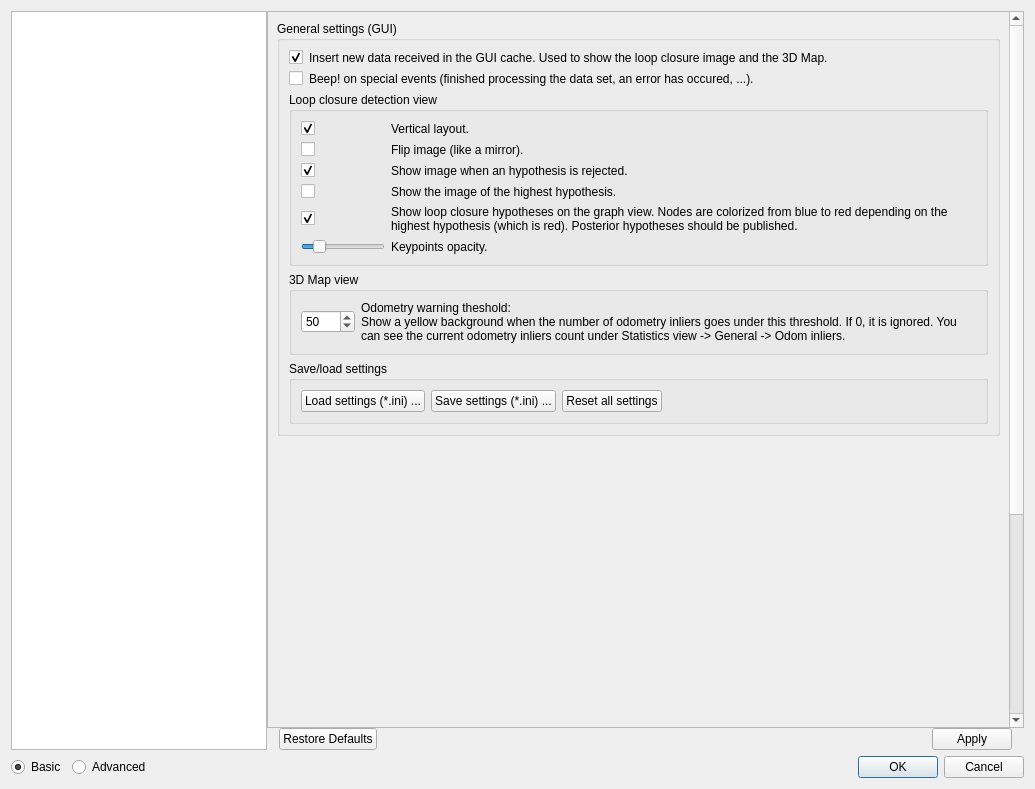
First picture: the form in guilib/src/ui/preferencesDialog.ui, repository introlab/rtabmap, before the edit.
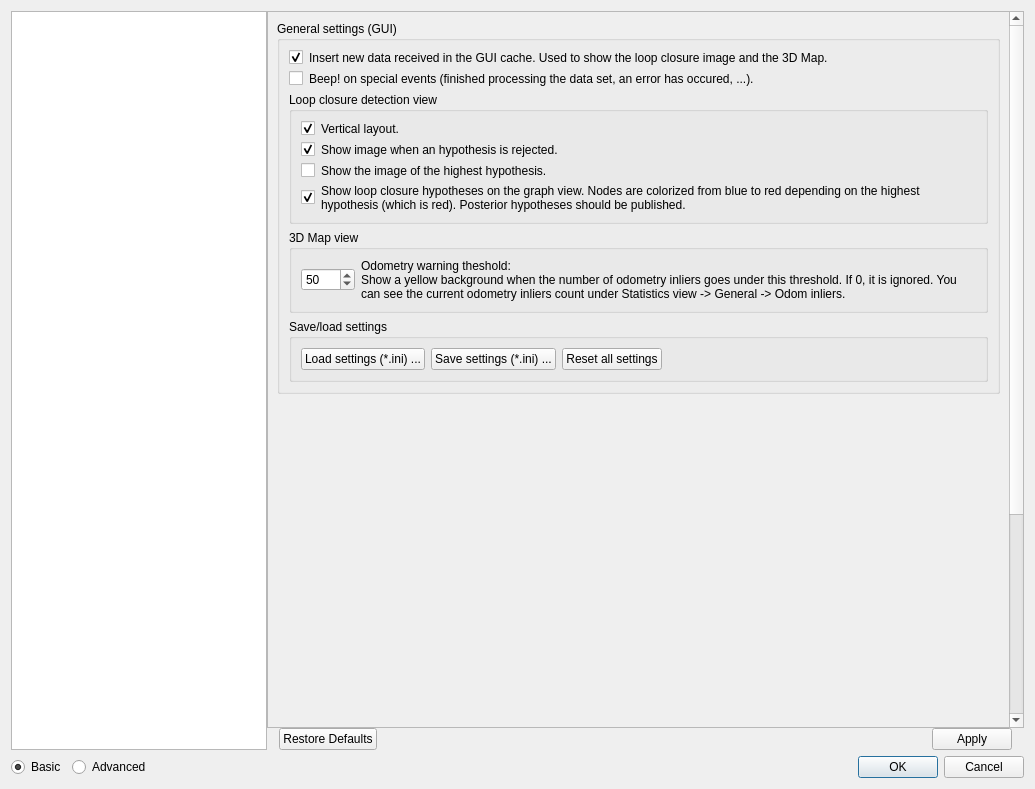
Second picture: the form after the edit. The open tabs and pages were chosen to show the change. Icons and pictures are not drawn. Custom widgets are drawn as their Qt base class.

Commit message: GUI: Optimized odometry display GUI: moved alpha parameter into ImageView object

```diff
--- a/guilib/src/ui/preferencesDialog.ui
+++ b/guilib/src/ui/preferencesDialog.ui
@@ -143,7 +143,7 @@
                        <string>Loop closure detection view</string>
                       </property>
                       <layout class="QGridLayout" name="gridLayout_31" columnstretch="0,1">
-                       <item row="2" column="0">
+                       <item row="1" column="0">
                         <widget class="QCheckBox" name="checkBox_imageRejectedShown">
                          <property name="text">
                           <string/>
@@ -153,7 +153,7 @@
                          </property>
                         </widget>
                        </item>
-                       <item row="3" column="1">
+                       <item row="2" column="1">
                         <widget class="QLabel" name="label_105">
                          <property name="text">
                           <string>Show the image of the highest hypothesis.</string>
@@ -163,7 +163,7 @@
                          </property>
                         </widget>
                        </item>
-                       <item row="3" column="0">
+                       <item row="2" column="0">
                         <widget class="QCheckBox" name="checkBox_imageHighestHypShown">
                          <property name="text">
                           <string/>
@@ -174,32 +174,6 @@
                         </widget>
                        </item>
                        <item row="1" column="1">
-                        <widget class="QLabel" name="label_80">
-                         <property name="text">
-                          <string>Flip image (like a mirror).</string>
-                         </property>
-                         <property name="wordWrap">
-                          <bool>false</bool>
-                         </property>
-                        </widget>
-                       </item>
-                       <item row="5" column="0">
-                        <widget class="QSlider" name="horizontalSlider_keypointsOpacity">
-                         <property name="minimum">
-                          <number>0</number>
-                         </property>
-                         <property name="maximum">
-                          <number>100</number>
-                         </property>
-                         <property name="sliderPosition">
-                          <number>16</number>
-                         </property>
-                         <property name="orientation">
-                          <enum>Qt::Horizontal</enum>
-                         </property>
-                        </widget>
-                       </item>
-                       <item row="2" column="1">
                         <widget class="QLabel" name="label_73">
                          <property name="text">
                           <string>Show image when an hypothesis is rejected.</string>
@@ -229,24 +203,7 @@
                          </property>
                         </widget>
                        </item>
-                       <item row="1" column="0">
-                        <widget class="QCheckBox" name="checkBox_imageFlipped">
-                         <property name="text">
-                          <string/>
-                         </property>
-                        </widget>
-                       </item>
-                       <item row="5" column="1">
-                        <widget class="QLabel" name="label_102">
-                         <property name="text">
-                          <string>Keypoints opacity.</string>
-                         </property>
-                         <property name="wordWrap">
-                          <bool>true</bool>
-                         </property>
-                        </widget>
-                       </item>
-                       <item row="4" column="1">
+                       <item row="3" column="1">
                         <widget class="QLabel" name="label_222">
                          <property name="text">
                           <string>Show loop closure hypotheses on the graph view. Nodes are colorized from blue to red depending on the highest hypothesis (which is red). Posterior hypotheses should be published. </string>
@@ -256,7 +213,7 @@
                          </property>
                         </widget>
                        </item>
-                       <item row="4" column="0">
+                       <item row="3" column="0">
                         <widget class="QCheckBox" name="checkBox_posteriorGraphView">
                          <property name="text">
                           <string/>
```
Left out of the diff: 2 changed lines with no effect on the pictures. The commit also changes 6 other files.
